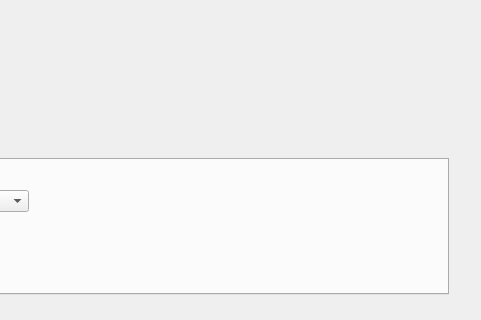
Above: mainwindow.ui from Rothcolt/PetCemetery before the change; both pictures show x 262 to 743 and y 415 to 735 of the 1062 by 735 pixel window. Below: the same form after it.
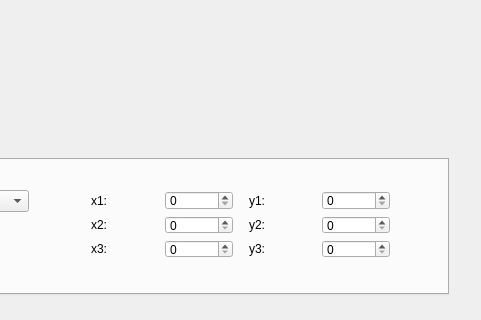
That is the form after the change. The open tabs and pages were chosen to show the change. Custom widgets are drawn as their Qt base class.

Diff of the .ui file:
```diff
--- a/mainwindow.ui
+++ b/mainwindow.ui
@@ -385,7 +385,93 @@
           </layout>
          </widget>
         </widget>
-        <widget class="QWidget" name="polygon_dim"/>
+        <widget class="QWidget" name="polygon_dim">
+         <widget class="QWidget" name="formLayoutWidget_10">
+          <property name="geometry">
+           <rect>
+            <x>20</x>
+            <y>0</y>
+            <width>321</width>
+            <height>89</height>
+           </rect>
+          </property>
+          <layout class="QGridLayout" name="pGon_dim_grid_">
+           <item row="2" column="5">
+            <widget class="QSpinBox" name="pLine_y3_value_2"/>
+           </item>
+           <item row="0" column="5">
+            <widget class="QSpinBox" name="pGon_y1_value"/>
+           </item>
+           <item row="0" column="1">
+            <widget class="QSpinBox" name="pGon_x1_value"/>
+           </item>
+           <item row="0" column="0">
+            <widget class="QLabel" name="pGon_x1_label">
+             <property name="text">
+              <string>x1: </string>
+             </property>
+            </widget>
+           </item>
+           <item row="1" column="0">
+            <widget class="QLabel" name="pGon_x2_label">
+             <property name="text">
+              <string>x2: </string>
+             </property>
+            </widget>
+           </item>
+           <item row="0" column="4">
+            <widget class="QLabel" name="pGon_y1_label">
+             <property name="text">
+              <string>y1: </string>
+             </property>
+            </widget>
+           </item>
+           <item row="1" column="4">
+            <widget class="QLabel" name="pGon_y2_label">
+             <property name="text">
+              <string>y2: </string>
+             </property>
+            </widget>
+           </item>
+           <item row="1" column="5">
+            <widget class="QSpinBox" name="pGon_y2_value"/>
+           </item>
+           <item row="1" column="1">
+            <widget class="QSpinBox" name="pGon_x2_value"/>
+           </item>
+           <item row="2" column="0">
+            <widget class="QLabel" name="pGon_x3_label">
+             <property name="text">
+              <string>x3:</string>
+             </property>
+            </widget>
+           </item>
+           <item row="2" column="4">
+            <widget class="QLabel" name="pGon_y3_label">
+             <property name="text">
+              <string>y3:</string>
+             </property>
+            </widget>
+           </item>
+           <item row="2" column="1">
+            <widget class="QSpinBox" name="pGon_x3_value"/>
+           </item>
+           <item row="1" column="3">
+            <spacer name="verticalSpacer_3">
+             <property name="orientation">
+              <enum>Qt::Vertical</enum>
+             </property>
+             <property name="sizeHint" stdset="0">
+              <size>
+               <width>10</width>
+               <height>40</height>
+              </size>
+             </property>
+            </spacer>
+           </item>
+          </layout>
+         </widget>
+        </widget>
         <widget class="QWidget" name="rectangle_dim">
          <widget class="QWidget" name="formLayoutWidget_5">
           <property name="geometry">
```
Left out of the diff: 75 changed lines with no effect on the pictures.
